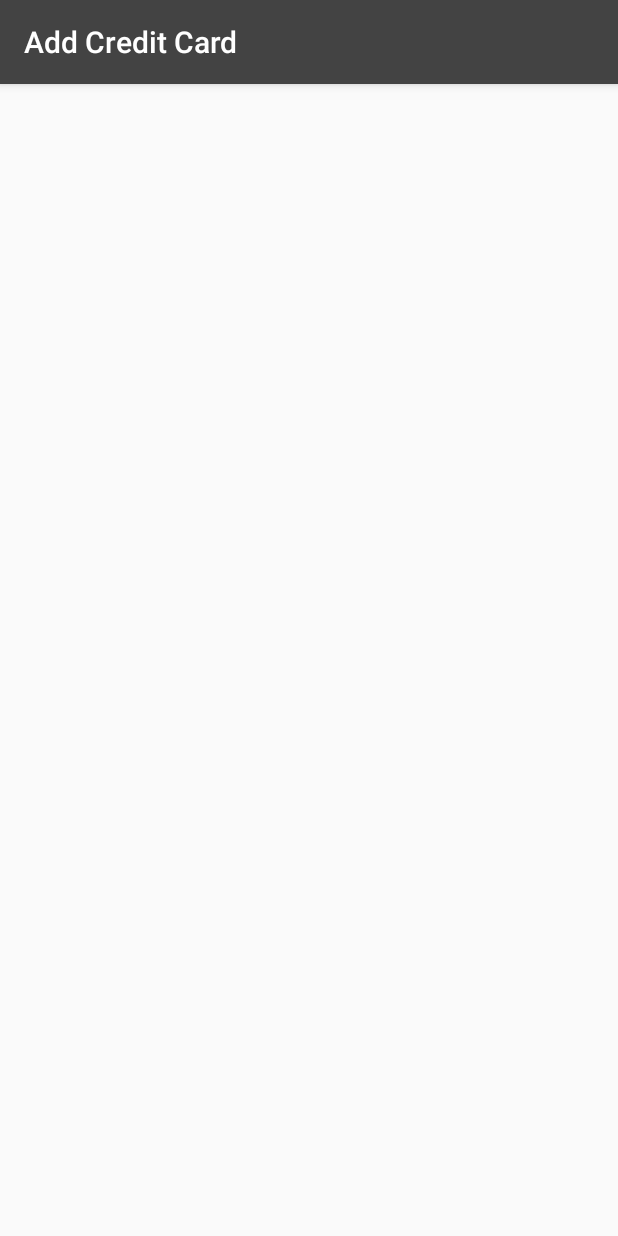
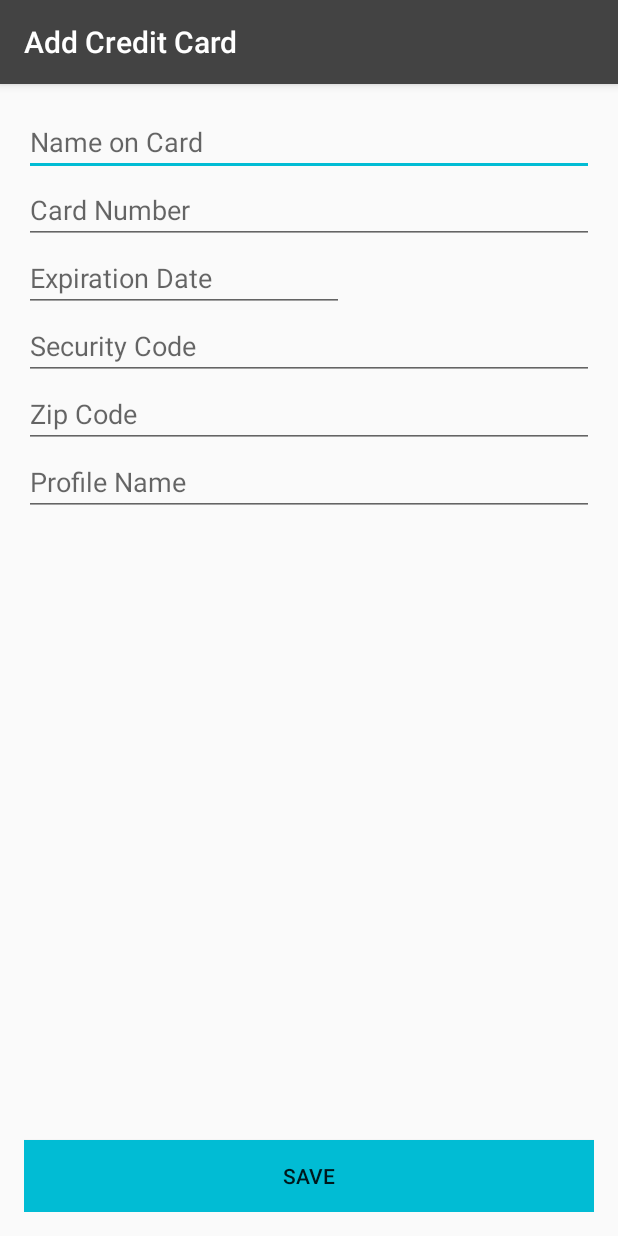
Before and after one commit to Brian-Kaplan/CleverRent, an Android app: the AddCreditCardActivity screen opened directly, with no data from a screen before it, on a phone screen of 412 x 824 dp. Run offline under Robolectric (Android 15) with nearby library versions, the phone set to English and light mode, and no system bars.

Commit message:
week 2 complete

```diff
--- a/app/src/main/java/com/example/brian/cleverrent/AccountPageFragment.java
+++ b/app/src/main/java/com/example/brian/cleverrent/AccountPageFragment.java
@@ -60,7 +60,7 @@ public class AccountPageFragment extends Fragment {
         final String[] status = {"pending", "failed", "complete", "pending", "pending", "failed", "complete", "pending", "pending", "failed", "complete", "pending"};
 
         ListView lv = (ListView) view.findViewById(R.id.billingListView);
-        MaintenanceListAdapter adapter = new MaintenanceListAdapter(getActivity(), ammounts, status);
+        BillingListAdapter adapter = new BillingListAdapter(getActivity(), ammounts, status);
         lv.setAdapter(adapter);
     }
 
--- a/app/src/main/java/com/example/brian/cleverrent/AddCreditCardActivity.java
+++ b/app/src/main/java/com/example/brian/cleverrent/AddCreditCardActivity.java
@@ -6,6 +6,7 @@ import android.support.design.widget.Snackbar;
 import android.support.v7.app.AppCompatActivity;
 import android.support.v7.widget.Toolbar;
 import android.view.View;
+import android.widget.Button;
 
 public class AddCreditCardActivity extends AppCompatActivity {
 
@@ -16,6 +17,14 @@ public class AddCreditCardActivity extends AppCompatActivity {
         Toolbar toolbar = (Toolbar) findViewById(R.id.toolbar);
         setSupportActionBar(toolbar);
         getSupportActionBar().setTitle("Add Credit Card");
+
+        Button saveBtn = (Button) findViewById(R.id.saveCardButton);
+        saveBtn.setOnClickListener(new View.OnClickListener() {
+            @Override
+            public void onClick(View v) {
+
+            }
+        });
     }
 
 }
--- a/app/src/main/res/layout/content_add_credit_card.xml
+++ b/app/src/main/res/layout/content_add_credit_card.xml
@@ -10,4 +10,75 @@
     tools:showIn="@layout/activity_add_credit_card"
     tools:context="com.example.brian.cleverrent.AddCreditCardActivity">
 
+
+
+
+
+    <Button
+        android:layout_width="fill_parent"
+        android:layout_height="wrap_content"
+        android:text="Save"
+        android:id="@+id/saveCardButton"
+        android:layout_alignParentBottom="true"
+        android:layout_centerHorizontal="true"
+        android:background="@color/colorAccent"/>
+
+    <EditText
+        android:layout_width="fill_parent"
+        android:layout_height="wrap_content"
+        android:id="@+id/cardNameEditText"
+        android:layout_alignParentTop="true"
+        android:layout_alignParentLeft="true"
+        android:layout_alignParentStart="true"
+        android:hint="Name on Card" />
+
+    <EditText
+        android:layout_width="fill_parent"
+        android:layout_height="wrap_content"
+        android:id="@+id/cardNumberEditText"
+        android:layout_below="@+id/cardNameEditText"
+        android:layout_alignParentLeft="true"
+        android:layout_alignParentStart="true"
+        android:hint="Card Number" />
+
+    <EditText
+        android:layout_width="fill_parent"
+        android:layout_height="wrap_content"
+        android:id="@+id/securityCodeEditText"
+        android:layout_below="@+id/expirationDateEditText"
+        android:layout_alignParentLeft="true"
+        android:layout_alignParentStart="true"
+        android:hint="Security Code" />
+
+    <EditText
+        android:layout_width="fill_parent"
+        android:layout_height="wrap_content"
+        android:id="@+id/zipCodeEditText"
+        android:layout_alignParentStart="true"
+        android:layout_below="@+id/securityCodeEditText"
+        android:layout_alignParentLeft="true"
+        android:hint="Zip Code" />
+
+    <EditText
+        android:layout_width="fill_parent"
+        android:layout_height="wrap_content"
+        android:id="@+id/cardProfileNameEditText"
+        android:layout_alignParentStart="true"
+        android:layout_below="@+id/zipCodeEditText"
+        android:layout_alignParentLeft="true"
+        android:hint="Profile Name" />
+
+    <EditText
+        android:layout_width="wrap_content"
+        android:layout_height="wrap_content"
+        android:inputType="date"
+        android:textAllCaps="false"
+        android:ems="10"
+        android:id="@+id/expirationDateEditText"
+        android:layout_below="@+id/cardNumberEditText"
+        android:layout_alignParentLeft="true"
+        android:layout_alignParentStart="true"
+        android:hint="Expiration Date" />
+
+
 </RelativeLayout>
```
Also changed, not shown: app/src/main/java/com/example/brian/cleverrent/AddBankAccountActivity.java (+9 -0 lines), app/src/main/java/com/example/brian/cleverrent/BillingActivity.java (+8 -1 lines), app/src/main/res/layout/content_add_bank_account.xml (+50 -0 lines), 1 other file.
